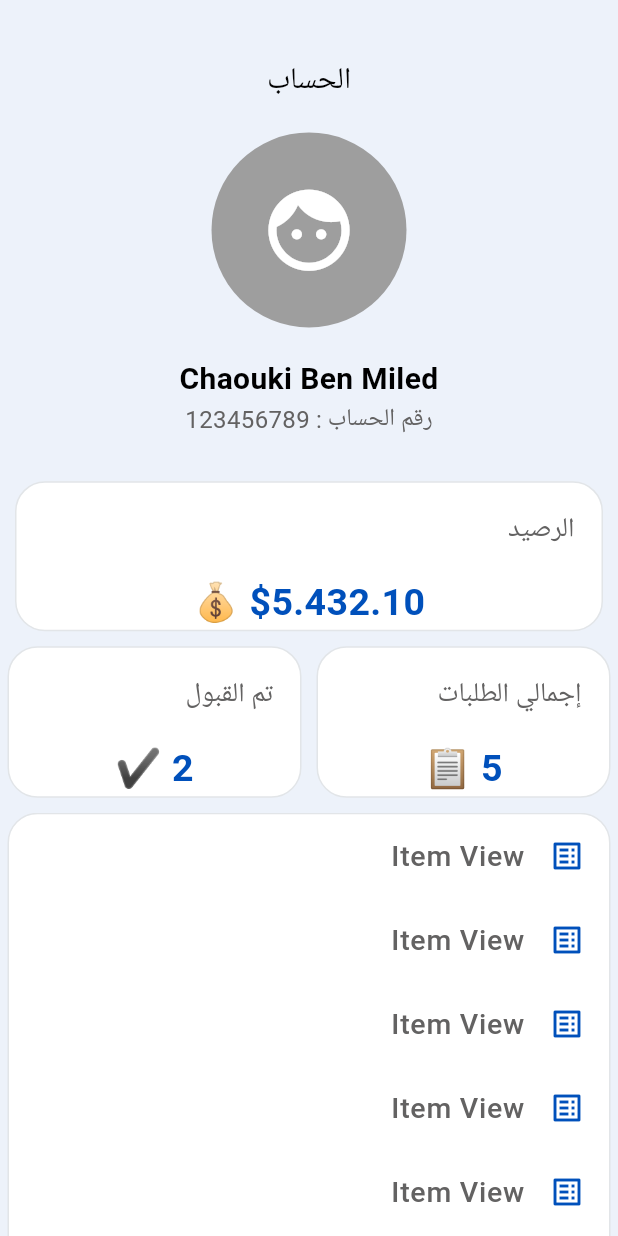
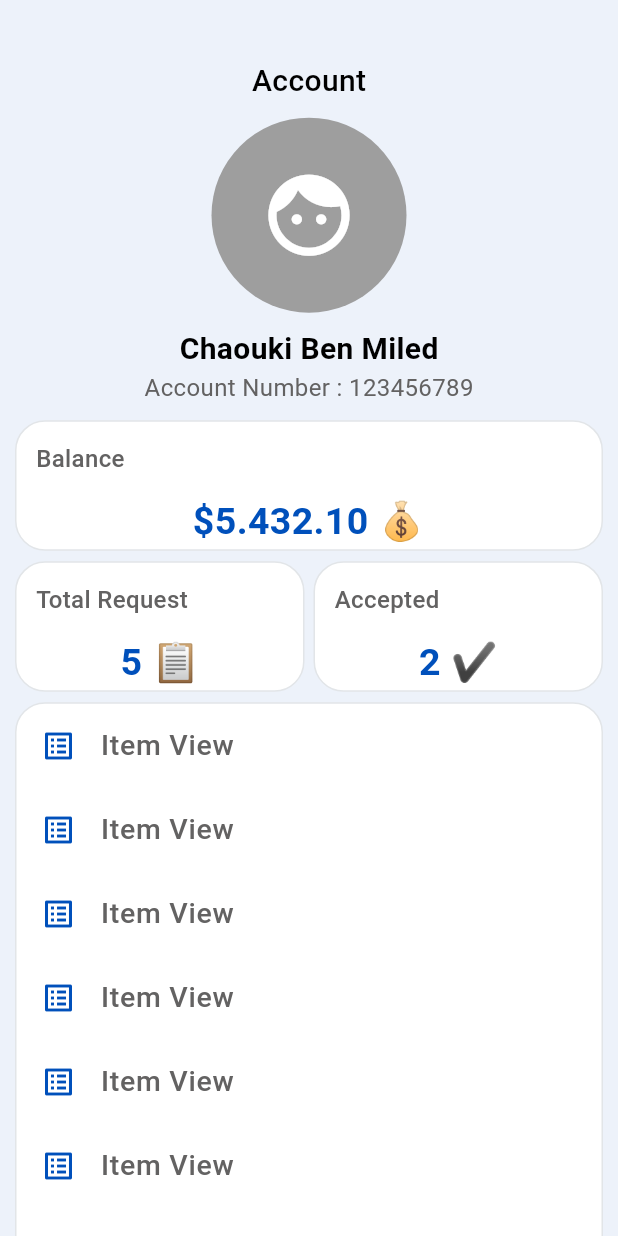
Before and after one commit to Chaouki-BM/Bank-Credit, a Flutter app: the HomeView screen opened by its route, on a phone screen of 412 x 824 dp. Run offline on Flutter 3.47's test engine with Material 3 defaults, Android fonts, the phone set to English and light mode, and no system bars; our stand-ins replace animated_text_kit, dots_indicator, flutter_svg, font_awesome_flutter, supabase_flutter; accounts and stored records are empty; Roboto replaces fonts that are missing (Poppins).

Commit message:
fix bugs

```diff
--- a/lib/features/home/presentation/widgets/custom_home_card.dart
+++ b/lib/features/home/presentation/widgets/custom_home_card.dart
@@ -23,12 +23,12 @@ class CustomHomeCard extends StatelessWidget {
         crossAxisAlignment: CrossAxisAlignment.start,
         children: [
           Padding(
-            padding: const EdgeInsets.all(18.0),
+            padding: const EdgeInsets.all(13.0),
             child: Text(
               titel,
               style: TextStyle(
                 fontWeight: FontWeight.w500,
-                fontSize: 18,
+                fontSize: 16,
                 color: Theme.of(context).colorScheme.onSurface,
               ),
             ),
--- a/lib/features/home/presentation/widgets/home_body.dart
+++ b/lib/features/home/presentation/widgets/home_body.dart
@@ -13,10 +13,10 @@ class HomeBody extends StatelessWidget {
       mainAxisAlignment: MainAxisAlignment.start,
       crossAxisAlignment: CrossAxisAlignment.start,
       children: [
-        SizedBox(height: SizeConfig.defaultsize! * 4),
         Center(
           child: Column(
             children: [
+              SizedBox(height: SizeConfig.defaultsize! * 4),
               Text(
                 S.of(context).account,
                 style: TextStyle(
@@ -26,14 +26,13 @@ class HomeBody extends StatelessWidget {
                   color: Theme.of(context).colorScheme.secondary,
                 ),
               ),
-
-              SizedBox(height: SizeConfig.defaultsize! * 2),
+              SizedBox(height: SizeConfig.defaultsize! * 1),
               CircleAvatar(
                 radius: 65,
                 backgroundColor: Colors.grey,
                 child: Icon(Icons.face, size: 65),
               ),
-              SizedBox(height: SizeConfig.defaultsize! * 2),
+              SizedBox(height: SizeConfig.defaultsize! * 1),
               Text(
                 "Chaouki Ben Miled",
                 style: TextStyle(
@@ -55,10 +54,10 @@ class HomeBody extends StatelessWidget {
             ],
           ),
         ),
-        SizedBox(height: SizeConfig.defaultsize! * 2),
+        SizedBox(height: SizeConfig.defaultsize! * 1),
 
         Padding(
-          padding: EdgeInsetsGeometry.all(10),
+          padding: EdgeInsetsGeometry.only(left: 10, right: 10, bottom: 7),
           child: CustomHomeCard(
             titel: S.of(context).balance,
             value: '\$5.432.10 💰',
@@ -70,7 +69,11 @@ class HomeBody extends StatelessWidget {
             Flexible(
               flex: 1,
               child: Padding(
-                padding: const EdgeInsets.only(left: 5, right: 5, bottom: 5),
+                padding: const EdgeInsetsDirectional.only(
+                  end: 3,
+                  start: 10,
+                  bottom: 2,
+                ),
                 child: CustomHomeCard(
                   titel: S.of(context).totalRequest,
                   value: '5 📋',
@@ -80,7 +83,11 @@ class HomeBody extends StatelessWidget {
             Flexible(
               flex: 1,
               child: Padding(
-                padding: const EdgeInsets.only(left: 5, right: 5, bottom: 5),
+                padding: const EdgeInsetsDirectional.only(
+                  end: 10,
+                  start: 3,
+                  bottom: 2,
+                ),
                 child: CustomHomeCard(
                   titel: S.of(context).accepted,
                   value: '2 ✔️',
@@ -92,7 +99,7 @@ class HomeBody extends StatelessWidget {
         SizedBox(height: SizeConfig.defaultsize! * .5),
         Expanded(
           child: SingleChildScrollView(
-            padding: const EdgeInsets.symmetric(horizontal: 5),
+            padding: const EdgeInsets.symmetric(horizontal: 10),
             child: Container(
               width: SizeConfig.screenWidth,
               decoration: BoxDecoration(
--- a/lib/l10n/intl_ar.arb
+++ b/lib/l10n/intl_ar.arb
@@ -14,9 +14,7 @@
   "WelcomeLogin": "! مرحبًا بك في تمويل بنكي",
   "balance": "الرصيد",
   "totalRequest": "إجمالي الطلبات",
-  "pending": "قيد الانتظار",
   "accepted": "تم القبول",
-  "inProgress": "قيد التنفيذ",
   "accountNumber": "رقم الحساب",
   "account":"الحساب",
   "enterNumber": "أدخل رقمك",
--- a/lib/l10n/intl_en.arb
+++ b/lib/l10n/intl_en.arb
@@ -14,9 +14,7 @@
     "WelcomeLogin":"Welcome to BankCredit !",
     "balance": "Balance",
     "totalRequest": "Total Request",
-    "pending": "Pending",
     "accepted": "Accepted",
-    "inProgress": "In Progress",
     "accountNumber": "Account Number",
     "account":"Account",
     "enterNumber": "Enter your number",
--- a/lib/l10n/intl_fr.arb
+++ b/lib/l10n/intl_fr.arb
@@ -14,9 +14,7 @@
   "WelcomeLogin": "Bienvenue chez BankCredit !",
   "balance": "Solde",
   "totalRequest": "Requêtes totales",
-  "pending": "En attente",
   "accepted": "Accepté",
-  "inProgress": "En cours",
   "accountNumber": "Numéro de compte",
   "account":"Compte",
   "enterNumber": "Entrez votre numéro",
--- a/lib/main.dart
+++ b/lib/main.dart
@@ -30,7 +30,7 @@ class BankCredit extends StatelessWidget {
   @override
   Widget build(BuildContext context) {
     return MaterialApp(
-      locale: const Locale('ar'),
+      locale: const Locale('en'),
       localizationsDelegates: [
         S.delegate,
         GlobalMaterialLocalizations.delegate,
```
Also changed, not shown: lib/generated/intl/messages_ar.dart, lib/generated/intl/messages_en.dart, lib/generated/intl/messages_fr.dart, lib/generated/l10n.dart.
